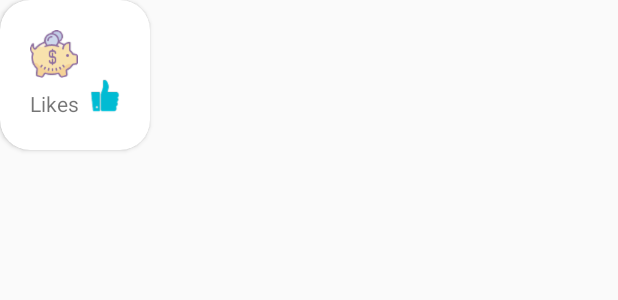
After one commit to teffcode/Api_Instagram, an Android app: the layout cardview_perfil.xml on its own in the app's theme, with its tools: preview values and no code run, on a phone screen of 412 x 824 dp. The commit adds this screen. Shown: the top 300 px of the screen. Run offline under Robolectric (Android 15) with nearby library versions, the phone set to English and light mode, and no system bars.

Commit message:
created cardview contacto with like button

```diff
--- a/app/build.gradle
+++ b/app/build.gradle
@@ -27,5 +27,7 @@ dependencies {
     compile 'com.android.support:appcompat-v7:25.1.0'
     compile 'com.android.support:design:25.1.0'
     compile 'com.android.support:support-v4:25.1.0'
+    compile 'com.android.support:cardview-v7:25.1.0'
+    compile 'com.android.support:recyclerview-v7:25.1.0'
     testCompile 'junit:junit:4.12'
 }
--- /dev/null
+++ b/app/src/main/res/layout/cardview_perfil.xml
@@ -0,0 +1,43 @@
+<?xml version="1.0" encoding="utf-8"?>
+<android.support.v7.widget.CardView xmlns:android="http://schemas.android.com/apk/res/android"
+    xmlns:card_view="http://schemas.android.com/apk/res-auto"
+    android:id="@+id/cvContacto"
+    android:layout_width="100dp"
+    android:layout_height="100dp"
+    android:padding="@dimen/margin_cv"
+    android:layout_marginBottom="@dimen/activity_vertical_margin"
+    card_view:cardCornerRadius="@dimen/margin_cv">
+
+    <LinearLayout
+        android:layout_width="match_parent"
+        android:layout_height="wrap_content"
+        android:padding="@dimen/margin_cv"
+        android:orientation="vertical">
+
+        <ImageView
+            android:id="@+id/imgFoto"
+            android:layout_width="wrap_content"
+            android:layout_height="wrap_content"
+            android:src="@drawable/money_box_64"/>
+        <LinearLayout
+            android:layout_width="wrap_content"
+            android:layout_height="wrap_content"
+            android:orientation="horizontal">
+
+            <TextView
+                android:id="@+id/txtLikes"
+                android:layout_width="wrap_content"
+                android:layout_height="wrap_content"
+                android:paddingTop="@dimen/margin_top_like"
+                android:paddingRight="@dimen/margin_top_like"
+                android:text="@string/likes"/>
+            <ImageButton
+                android:layout_width="wrap_content"
+                android:layout_height="wrap_content"
+                android:background="@drawable/button_like"/>
+
+        </LinearLayout>
+
+    </LinearLayout>
+
+</android.support.v7.widget.CardView>
--- a/app/src/main/res/values/dimens.xml
+++ b/app/src/main/res/values/dimens.xml
@@ -2,4 +2,7 @@
     <!-- Default screen margins, per the Android Design guidelines. -->
     <dimen name="activity_horizontal_margin">16dp</dimen>
     <dimen name="activity_vertical_margin">16dp</dimen>
+    <dimen name="margin_cv">20dp</dimen>
+    <dimen name="margin_top_like">7dp</dimen>
+    <dimen name="margin_grid_cv">170dp</dimen>
 </resources>
--- a/app/src/main/res/values/strings.xml
+++ b/app/src/main/res/values/strings.xml
@@ -1,3 +1,4 @@
 <resources>
     <string name="app_name">PigSocial</string>
+    <string name="likes">Likes</string>
 </resources>
```
Also changed, not shown: app/src/main/res/drawable-hdpi/button_like.png (added), app/src/main/res/drawable-hdpi/money_box_64.png (added), app/src/main/res/drawable-mdpi/button_like.png (added), app/src/main/res/drawable-mdpi/money_box_64.png (added), app/src/main/res/drawable-xhdpi/button_like.png (added), app/src/main/res/drawable-xhdpi/money_box_64.png (added), app/src/main/res/drawable-xxhdpi/button_like.png (added), app/src/main/res/drawable-xxhdpi/money_box_64.png (added), app/src/main/res/drawable-xxxhdpi/button_like.png (added), app/src/main/res/drawable-xxxhdpi/money_box_64.png (added).
